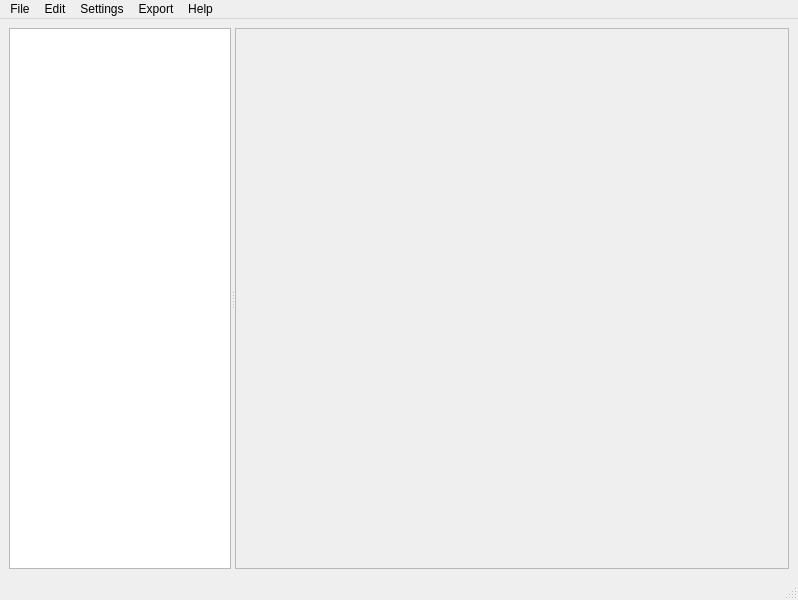
The window that ui/main.ui (jwjulien/vine) describes before a commit, drawn with Qt 5.
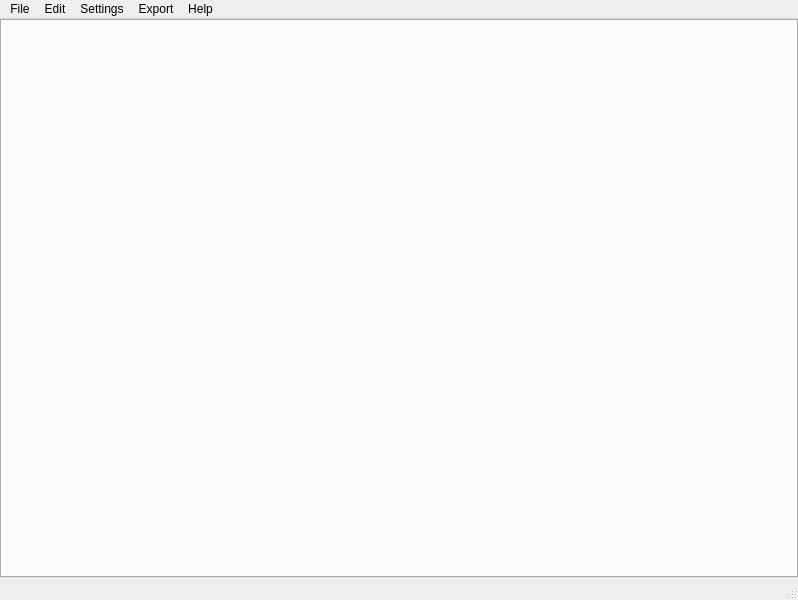
The same window after the commit. Custom widgets are drawn as their Qt base class.

Patch:
```diff
--- a/ui/main.ui
+++ b/ui/main.ui
@@ -14,60 +14,30 @@
    <string>MainWindow</string>
   </property>
   <widget class="QWidget" name="centralwidget">
-   <layout class="QHBoxLayout" name="horizontalLayout">
+   <layout class="QVBoxLayout" name="verticalLayout">
+    <property name="leftMargin">
+     <number>0</number>
+    </property>
+    <property name="topMargin">
+     <number>0</number>
+    </property>
+    <property name="rightMargin">
+     <number>0</number>
+    </property>
+    <property name="bottomMargin">
+     <number>0</number>
+    </property>
     <item>
-     <widget class="QSplitter" name="splitter">
-      <property name="orientation">
-       <enum>Qt::Horizontal</enum>
+     <widget class="QTabWidget" name="tabs">
+      <property name="currentIndex">
+       <number>-1</number>
       </property>
-      <widget class="QTreeWidget" name="tree">
-       <property name="sizePolicy">
-        <sizepolicy hsizetype="Expanding" vsizetype="Expanding">
-         <horstretch>2</horstretch>
-         <verstretch>0</verstretch>
-        </sizepolicy>
-       </property>
-       <property name="dragEnabled">
-        <bool>true</bool>
-       </property>
-       <property name="dragDropMode">
-        <enum>QAbstractItemView::InternalMove</enum>
-       </property>
-       <property name="defaultDropAction">
-        <enum>Qt::MoveAction</enum>
-       </property>
-       <property name="alternatingRowColors">
-        <bool>true</bool>
-       </property>
-       <property name="indentation">
-        <number>15</number>
-       </property>
-       <property name="headerHidden">
-        <bool>true</bool>
-       </property>
-       <column>
-        <property name="text">
-         <string notr="true">1</string>
-        </property>
-       </column>
-      </widget>
-      <widget class="MarkdownSpellTextEdit" name="editor">
-       <property name="enabled">
-        <bool>false</bool>
-       </property>
-       <property name="sizePolicy">
-        <sizepolicy hsizetype="Expanding" vsizetype="Expanding">
-         <horstretch>5</horstretch>
-         <verstretch>0</verstretch>
-        </sizepolicy>
-       </property>
-       <property name="font">
-        <font>
-         <family>Consolas</family>
-         <pointsize>10</pointsize>
-        </font>
-       </property>
-      </widget>
+      <property name="tabsClosable">
+       <bool>true</bool>
+      </property>
+      <property name="movable">
+       <bool>true</bool>
+      </property>
      </widget>
     </item>
    </layout>
@@ -279,13 +249,6 @@
    </property>
   </action>
  </widget>
- <customwidgets>
-  <customwidget>
-   <class>MarkdownSpellTextEdit</class>
-   <extends>QTextEdit</extends>
-   <header>vine.gui.widgets.editor.h</header>
-  </customwidget>
- </customwidgets>
  <resources/>
  <connections/>
 </ui>
```
Left out of the diff: 12 changed lines with no effect on the pictures.
